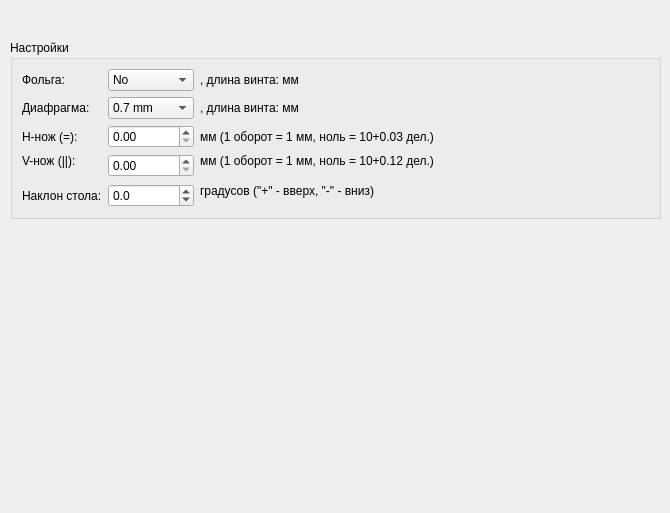
Qt form ui/HardwareUIDesign.ui (AVSidorov/FT2SXR) before a commit.
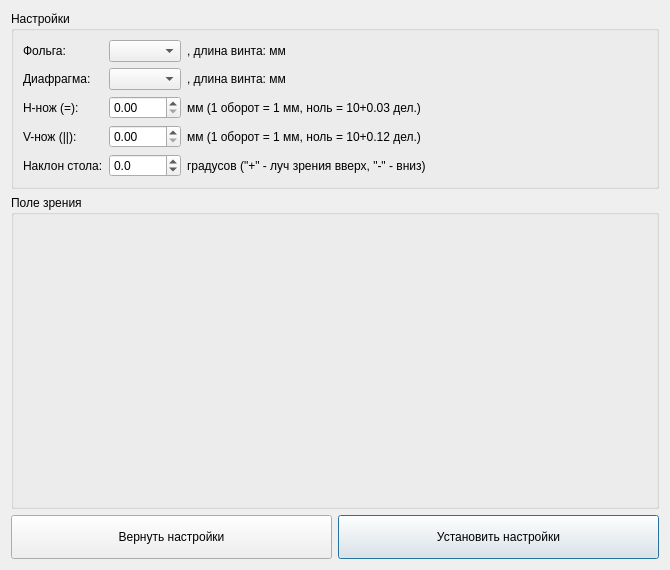
The same form after that commit.

Commit message: install settings buttons improved settings of the diagnostic table added

What changed in the file:
```diff
--- a/ui/HardwareUIDesign.ui
+++ b/ui/HardwareUIDesign.ui
@@ -7,25 +7,41 @@
     <x>0</x>
     <y>0</y>
     <width>670</width>
-    <height>513</height>
+    <height>570</height>
    </rect>
   </property>
   <property name="windowTitle">
    <string>Hardware</string>
   </property>
-  <widget class="QGroupBox" name="groupBox">
-   <property name="geometry">
-    <rect>
-     <x>10</x>
-     <y>40</y>
-     <width>651</width>
-     <height>179</height>
-    </rect>
+  <layout class="QGridLayout" name="gridLayout_2">
+   <item row="0" column="0" colspan="2">
+    <widget class="QGroupBox" name="settings_groupBox">
+     <property name="sizePolicy">
+      <sizepolicy hsizetype="Preferred" vsizetype="Fixed">
+       <horstretch>0</horstretch>
+       <verstretch>0</verstretch>
+      </sizepolicy>
    </property>
    <property name="title">
     <string>Настройки</string>
    </property>
    <layout class="QGridLayout" name="gridLayout">
+      <item row="3" column="1">
+       <widget class="QDoubleSpinBox" name="vknife_doubleSpinBox">
+        <property name="wrapping">
+         <bool>false</bool>
+        </property>
+        <property name="accelerated">
+         <bool>true</bool>
+        </property>
+        <property name="decimals">
+         <number>2</number>
+        </property>
+        <property name="singleStep">
+         <double>0.010000000000000</double>
+        </property>
+       </widget>
+      </item>
     <item row="0" column="0">
      <widget class="QLabel" name="label">
       <property name="sizePolicy">
@@ -47,41 +63,6 @@
         <verstretch>0</verstretch>
        </sizepolicy>
       </property>
-      <item>
-       <property name="text">
-        <string>No</string>
-       </property>
-      </item>
-      <item>
-       <property name="text">
-        <string>Be 50um</string>
-       </property>
-      </item>
-      <item>
-       <property name="text">
-        <string>Be 100um</string>
-       </property>
-      </item>
-      <item>
-       <property name="text">
-        <string>Be 150um</string>
-       </property>
-      </item>
-      <item>
-       <property name="text">
-        <string>Be 200um</string>
-       </property>
-      </item>
-      <item>
-       <property name="text">
-        <string>Be 250um</string>
-       </property>
-      </item>
-      <item>
-       <property name="text">
-        <string>Pb</string>
-       </property>
-      </item>
      </widget>
     </item>
     <item row="0" column="2">
@@ -91,6 +72,23 @@
       </property>
      </widget>
     </item>
+      <item row="2" column="0">
+       <widget class="QLabel" name="label_3">
+        <property name="text">
+         <string>H-нож (=): </string>
+        </property>
+       </widget>
+      </item>
+      <item row="1" column="2">
+       <widget class="QLabel" name="diaph_comment_label">
+        <property name="text">
+         <string>, длина винта: мм</string>
+        </property>
+       </widget>
+      </item>
+      <item row="1" column="1">
+       <widget class="QComboBox" name="diaph_comboBox"/>
+      </item>
     <item row="1" column="0">
      <widget class="QLabel" name="label_2">
       <property name="text">
@@ -98,54 +96,6 @@
       </property>
      </widget>
     </item>
-    <item row="1" column="1">
-     <widget class="QComboBox" name="diaph_comboBox">
-      <item>
-       <property name="text">
-        <string>0.7 mm</string>
-       </property>
-      </item>
-      <item>
-       <property name="text">
-        <string>1 mm</string>
-       </property>
-      </item>
-      <item>
-       <property name="text">
-        <string>2 mm</string>
-       </property>
-      </item>
-      <item>
-       <property name="text">
-        <string>3 mm</string>
-       </property>
-      </item>
-      <item>
-       <property name="text">
-        <string>6 mm</string>
-       </property>
-      </item>
-      <item>
-       <property name="text">
-        <string>Al 8mm</string>
-       </property>
-      </item>
-     </widget>
-    </item>
-    <item row="1" column="2">
-     <widget class="QLabel" name="diaph_comment_label">
-      <property name="text">
-       <string>, длина винта: мм</string>
-      </property>
-     </widget>
-    </item>
-    <item row="2" column="0">
-     <widget class="QLabel" name="label_3">
-      <property name="text">
-       <string>H-нож (=): </string>
-      </property>
-     </widget>
-    </item>
     <item row="2" column="1">
      <widget class="QDoubleSpinBox" name="hknife_doubleSpinBox">
       <property name="wrapping">
@@ -162,6 +112,13 @@
       </property>
      </widget>
     </item>
+      <item row="4" column="2">
+       <widget class="QLabel" name="label_6">
+        <property name="text">
+         <string>градусов (&quot;+&quot; - луч зрения вверх, &quot;-&quot; - вниз)</string>
+        </property>
+       </widget>
+      </item>
     <item row="2" column="2">
      <widget class="QLabel" name="label_8">
       <property name="text">
@@ -176,22 +133,6 @@
       </property>
      </widget>
     </item>
-    <item row="3" column="1" rowspan="2">
-     <widget class="QDoubleSpinBox" name="vknife_doubleSpinBox">
-      <property name="wrapping">
-       <bool>false</bool>
-      </property>
-      <property name="accelerated">
-       <bool>true</bool>
-      </property>
-      <property name="decimals">
-       <number>2</number>
-      </property>
-      <property name="singleStep">
-       <double>0.010000000000000</double>
-      </property>
-     </widget>
-    </item>
     <item row="3" column="2">
      <widget class="QLabel" name="label_7">
       <property name="text">
@@ -199,21 +140,7 @@
       </property>
      </widget>
     </item>
-    <item row="4" column="2" rowspan="2">
-     <widget class="QLabel" name="label_6">
-      <property name="text">
-       <string>градусов (&quot;+&quot; - вверх, &quot;-&quot; - вниз)</string>
-      </property>
-     </widget>
-    </item>
-    <item row="5" column="0">
-     <widget class="QLabel" name="label_5">
-      <property name="text">
-       <string>Наклон стола:</string>
-      </property>
-     </widget>
-    </item>
-    <item row="5" column="1">
+      <item row="4" column="1">
      <widget class="QDoubleSpinBox" name="angle_doubleSpinBox">
       <property name="decimals">
        <number>1</number>
@@ -229,8 +156,78 @@
       </property>
      </widget>
     </item>
-   </layout>
-  </widget>
+      <item row="4" column="0">
+       <widget class="QLabel" name="label_5">
+        <property name="text">
+         <string>Наклон стола:</string>
+        </property>
+       </widget>
+      </item>
+     </layout>
+    </widget>
+   </item>
+   <item row="1" column="0" colspan="2">
+    <widget class="QGroupBox" name="groupBox">
+     <property name="title">
+      <string>Поле зрения</string>
+     </property>
+    </widget>
+   </item>
+   <item row="2" column="0">
+    <widget class="QPushButton" name="return_pushButton">
+     <property name="minimumSize">
+      <size>
+       <width>0</width>
+       <height>44</height>
+      </size>
+     </property>
+     <property name="font">
+      <font>
+       <pointsize>9</pointsize>
+      </font>
+     </property>
+     <property name="cursor">
+      <cursorShape>PointingHandCursor</cursorShape>
+     </property>
+     <property name="text">
+      <string>Вернуть настройки</string>
+     </property>
+     <property name="autoDefault">
+      <bool>false</bool>
+     </property>
+     <property name="default">
+      <bool>false</bool>
+     </property>
+     <property name="flat">
+      <bool>false</bool>
+     </property>
+    </widget>
+   </item>
+   <item row="2" column="1">
+    <widget class="QPushButton" name="install_pushButton">
+     <property name="minimumSize">
+      <size>
+       <width>0</width>
+       <height>44</height>
+      </size>
+     </property>
+     <property name="font">
+      <font>
+       <pointsize>9</pointsize>
+      </font>
+     </property>
+     <property name="cursor">
+      <cursorShape>PointingHandCursor</cursorShape>
+     </property>
+     <property name="text">
+      <string>Установить настройки</string>
+     </property>
+     <property name="default">
+      <bool>true</bool>
+     </property>
+    </widget>
+   </item>
+  </layout>
  </widget>
  <resources/>
  <connections/>
```
Lines whose indentation alone changed are shown as unchanged. The commit also changes 16 other files.
